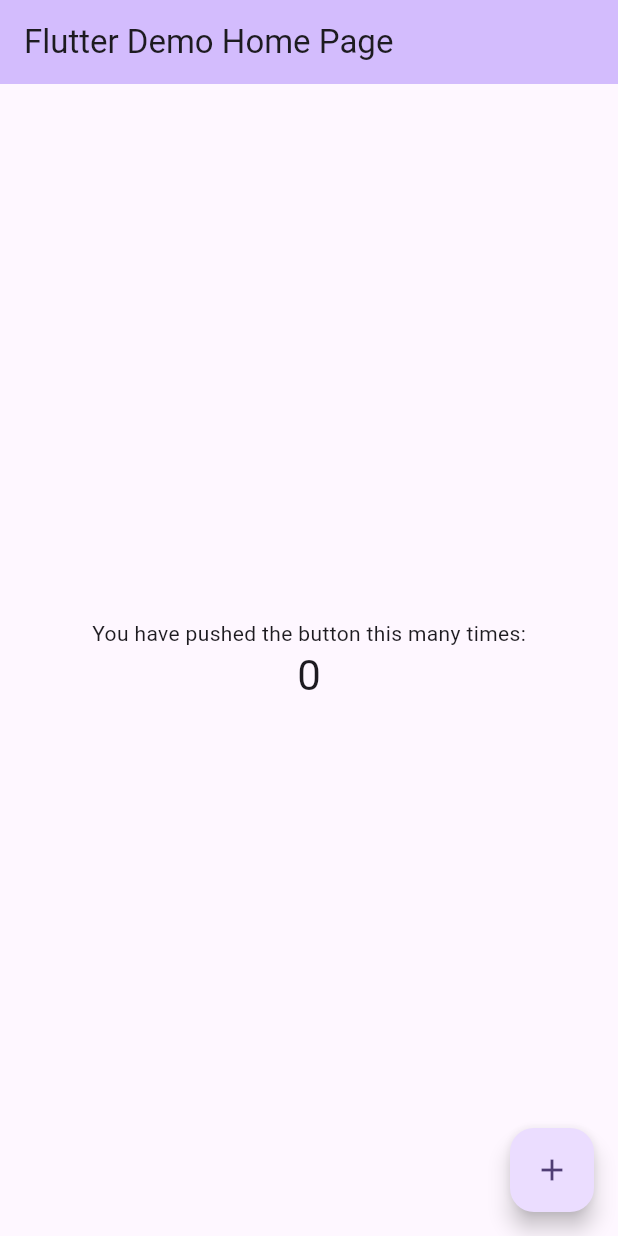
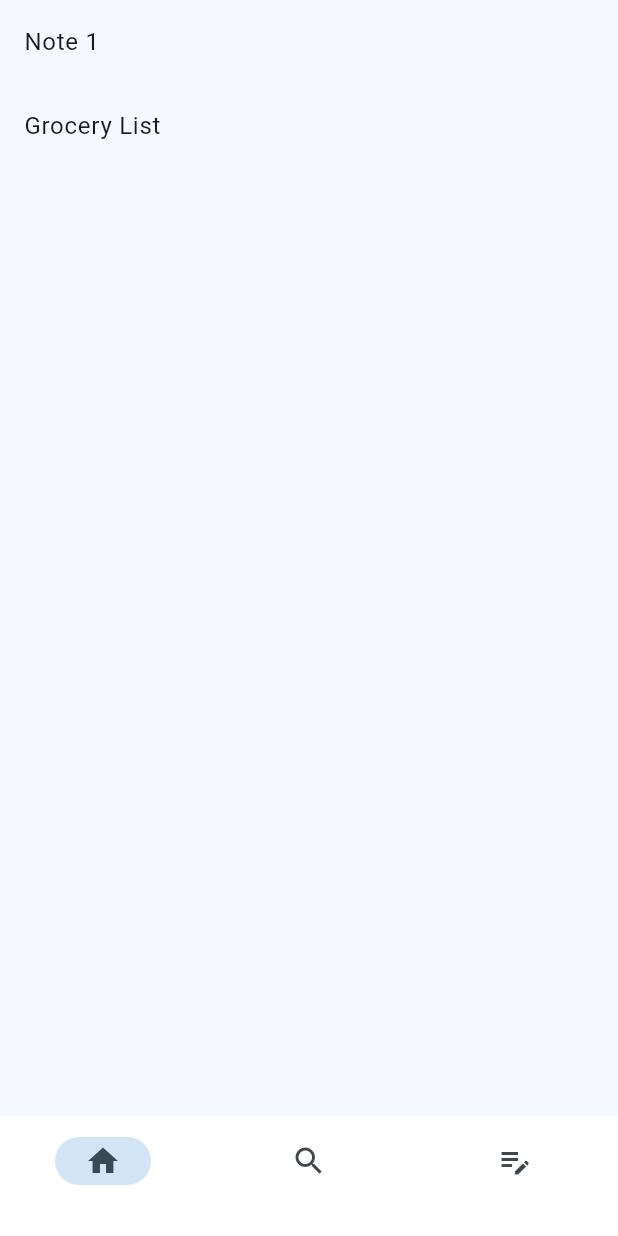
Before and after one commit to Euniceadu/notes_app, a Flutter app: the screen it shows after launch, on a phone screen of 412 x 824 dp. Run offline on Flutter 3.47's test engine with Material 3 defaults, Android fonts, the phone set to English and light mode, and no system bars.

Commit message:
Added homescreen with a bottom navigation bar,

```diff
--- a/lib/main.dart
+++ b/lib/main.dart
@@ -1,4 +1,5 @@
 import 'package:flutter/material.dart';
+import '../screens/home_screen.dart';
 
 void main() {
   runApp(const MyApp());
@@ -13,110 +14,9 @@ class MyApp extends StatelessWidget {
     return MaterialApp(
       title: 'Flutter Demo',
       theme: ThemeData(
-        // This is the theme of your application.
-        //
-        // TRY THIS: Try running your application with "flutter run". You'll see
-        // the application has a purple toolbar. Then, without quitting the app,
-        // try changing the seedColor in the colorScheme below to Colors.green
-        // and then invoke "hot reload" (save your changes or press the "hot
-        // reload" button in a Flutter-supported IDE, or press "r" if you used
-        // the command line to start the app).
-        //
-        // Notice that the counter didn't reset back to zero; the application
-        // state is not lost during the reload. To reset the state, use hot
-        // restart instead.
-        //
-        // This works for code too, not just values: Most code changes can be
-        // tested with just a hot reload.
-        colorScheme: ColorScheme.fromSeed(seedColor: Colors.deepPurple),
+        colorScheme: ColorScheme.fromSeed(seedColor: Colors.lightBlueAccent),
       ),
-      home: const MyHomePage(title: 'Flutter Demo Home Page'),
+      home: HomeScreen(),
     );
   }
 }
-
-class MyHomePage extends StatefulWidget {
-  const MyHomePage({super.key, required this.title});
-
-  // This widget is the home page of your application. It is stateful, meaning
-  // that it has a State object (defined below) that contains fields that affect
-  // how it looks.
-
-  // This class is the configuration for the state. It holds the values (in this
-  // case the title) provided by the parent (in this case the App widget) and
-  // used by the build method of the State. Fields in a Widget subclass are
-  // always marked "final".
-
-  final String title;
-
-  @override
-  State<MyHomePage> createState() => _MyHomePageState();
-}
-
-class _MyHomePageState extends State<MyHomePage> {
-  int _counter = 0;
-
-  void _incrementCounter() {
-    setState(() {
-      // This call to setState tells the Flutter framework that something has
-      // changed in this State, which causes it to rerun the build method below
-      // so that the display can reflect the updated values. If we changed
-      // _counter without calling setState(), then the build method would not be
-      // called again, and so nothing would appear to happen.
-      _counter++;
-    });
-  }
-
-  @override
-  Widget build(BuildContext context) {
-    // This method is rerun every time setState is called, for instance as done
-    // by the _incrementCounter method above.
-    //
-    // The Flutter framework has been optimized to make rerunning build methods
-    // fast, so that you can just rebuild anything that needs updating rather
-    // than having to individually change instances of widgets.
-    return Scaffold(
-      appBar: AppBar(
-        // TRY THIS: Try changing the color here to a specific color (to
-        // Colors.amber, perhaps?) and trigger a hot reload to see the AppBar
-        // change color while the other colors stay the same.
-        backgroundColor: Theme.of(context).colorScheme.inversePrimary,
-        // Here we take the value from the MyHomePage object that was created by
-        // the App.build method, and use it to set our appbar title.
-        title: Text(widget.title),
-      ),
-      body: Center(
-        // Center is a layout widget. It takes a single child and positions it
-        // in the middle of the parent.
-        child: Column(
-          // Column is also a layout widget. It takes a list of children and
-          // arranges them vertically. By default, it sizes itself to fit its
-          // children horizontally, and tries to be as tall as its parent.
-          //
-          // Column has various properties to control how it sizes itself and
-          // how it positions its children. Here we use mainAxisAlignment to
-          // center the children vertically; the main axis here is the vertical
-          // axis because Columns are vertical (the cross axis would be
-          // horizontal).
-          //
-          // TRY THIS: Invoke "debug painting" (choose the "Toggle Debug Paint"
-          // action in the IDE, or press "p" in the console), to see the
-          // wireframe for each widget.
-          mainAxisAlignment: MainAxisAlignment.center,
-          children: <Widget>[
-            const Text('You have pushed the button this many times:'),
-            Text(
-              '$_counter',
-              style: Theme.of(context).textTheme.headlineMedium,
-            ),
-          ],
-        ),
-      ),
-      floatingActionButton: FloatingActionButton(
-        onPressed: _incrementCounter,
-        tooltip: 'Increment',
-        child: const Icon(Icons.add),
-      ), // This trailing comma makes auto-formatting nicer for build methods.
-    );
-  }
-}
--- /dev/null
+++ b/lib/models/note.dart
@@ -0,0 +1,28 @@
+class Note {
+  int? id;
+  final String title;
+  final String content;
+  final DateTime dateCreated;
+
+  Note({
+    this.id,
+    required this.title,
+    required this.content,
+    DateTime? dateCreated
+    }) : dateCreated = dateCreated ?? DateTime.now();
+
+  Note copyWith({
+    int? id,
+    String? title,
+    String? content,
+    DateTime? dateCreated,
+  }) {
+    return Note(
+      id: id ?? this.id,
+      title: title ?? this.title,
+      content: content ?? this.content,
+      dateCreated: dateCreated ?? this.dateCreated
+    );
+  }
+
+}
--- /dev/null
+++ b/lib/screens/home_screen.dart
@@ -0,0 +1,44 @@
+
+import 'package:flutter/material.dart';
+import 'package:notes_app/widgets/notes_list_widget.dart';
+
+class HomeScreen extends StatefulWidget {
+
+  const HomeScreen({super.key});
+
+  @override
+  State<StatefulWidget> createState() => _HomeScreenState();
+}
+
+class _HomeScreenState extends State<HomeScreen> {
+  var selectedIndex = 0;
+  @override
+  Widget build(BuildContext context) {
+    Widget screen;
+    switch(selectedIndex) {
+      case 0:
+        screen = NotesListWidget();
+      default:
+        screen = NotesListWidget();
+    }
+    return Scaffold(
+      body: screen,
+      bottomNavigationBar:
+        NavigationBar(
+          backgroundColor: Colors.white,
+          destinations: const <Widget> [
+            NavigationDestination(icon: Icon(Icons.home_outlined), selectedIcon: Icon(Icons.home), label: '',),
+            NavigationDestination(icon: Icon(Icons.search_outlined), selectedIcon: Icon(Icons.search_sharp), label: ''),
+            NavigationDestination(icon: Icon(Icons.edit_note_outlined), selectedIcon: Icon(Icons.edit_note_sharp), label: ''),
+          ],
+          selectedIndex: selectedIndex,
+          onDestinationSelected: (value) {
+            setState(() {
+              selectedIndex = value;
+            });
+          } ,
+          ),
+    );
+  }
+
+}
--- /dev/null
+++ b/lib/services/database_service.dart
@@ -0,0 +1,36 @@
+import '../models/note.dart';
+
+class DatabaseService {
+
+  static final Map<int, Note> _notesMap = {};
+
+  static int _nextId = 0;
+
+  void addNote(Note note) {
+    note.id = _nextId;
+    _notesMap[_nextId] = note;
+    _nextId = _nextId + 1;
+  }
+
+  void updateNote(Note note) {
+    // retrieve
+  }
+
+  List<Note> getNotes() {
+    return _notesMap.values.toList();
+  }
+
+  Note getNote(int id) {
+    if(_notesMap.containsKey(id)) {
+      return _notesMap[id]!;
+    }
+    throw Error();
+  }
+
+  void deleteNote(int id) {
+    if(_notesMap.containsKey(id)) {
+      _notesMap.remove(id);
+    }
+  }
+
+}
--- /dev/null
+++ b/lib/widgets/notes_list_widget.dart
@@ -0,0 +1,27 @@
+import 'package:flutter/material.dart';
+
+import '../models/note.dart';
+
+class NotesListWidget  extends StatelessWidget {
+  const NotesListWidget({super.key});
+
+  @override
+  Widget build(BuildContext context) {
+    // var appState = context.watch<MyAppState>();
+    List<Note> notes = [
+      Note(title: "Note 1", content: "Hello World"),
+      Note(title: "Grocery List", content: "Bread \n Eggs")
+      ];
+
+      return ListView(
+        children: [
+          for(var item in notes)
+          ListTile(
+            title: Text(item.title),
+          )
+        ],
+      );
+
+  }
+
+}
```
